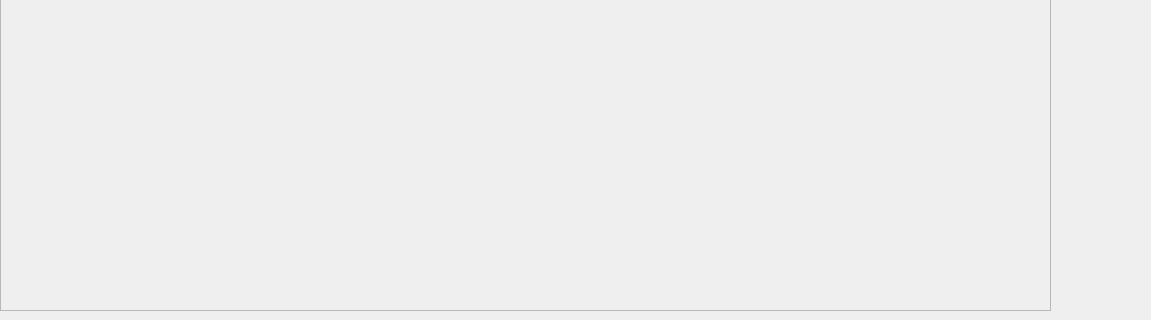
First picture: the form in happyLLK/mainwindow.ui, repository coding-ax/DeadLLK, before the edit; both pictures show x 0 to 1151 and y 360 to 680 of the 1264 by 680 pixel window.
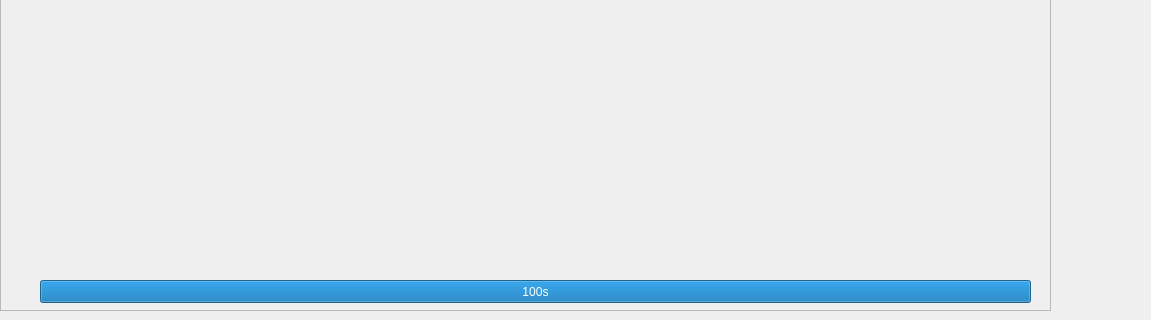
Second picture: the form after the edit. Icons and pictures are not drawn.

The edit to the form file:
```diff
--- a/happyLLK/mainwindow.ui
+++ b/happyLLK/mainwindow.ui
@@ -173,6 +173,28 @@
     <property name="frameShadow">
      <enum>QFrame::Raised</enum>
     </property>
+    <widget class="QProgressBar" name="progressBar">
+     <property name="geometry">
+      <rect>
+       <x>40</x>
+       <y>640</y>
+       <width>991</width>
+       <height>23</height>
+      </rect>
+     </property>
+     <property name="maximum">
+      <number>100</number>
+     </property>
+     <property name="value">
+      <number>100</number>
+     </property>
+     <property name="invertedAppearance">
+      <bool>false</bool>
+     </property>
+     <property name="format">
+      <string>%ps</string>
+     </property>
+    </widget>
    </widget>
   </widget>
  </widget>
```
